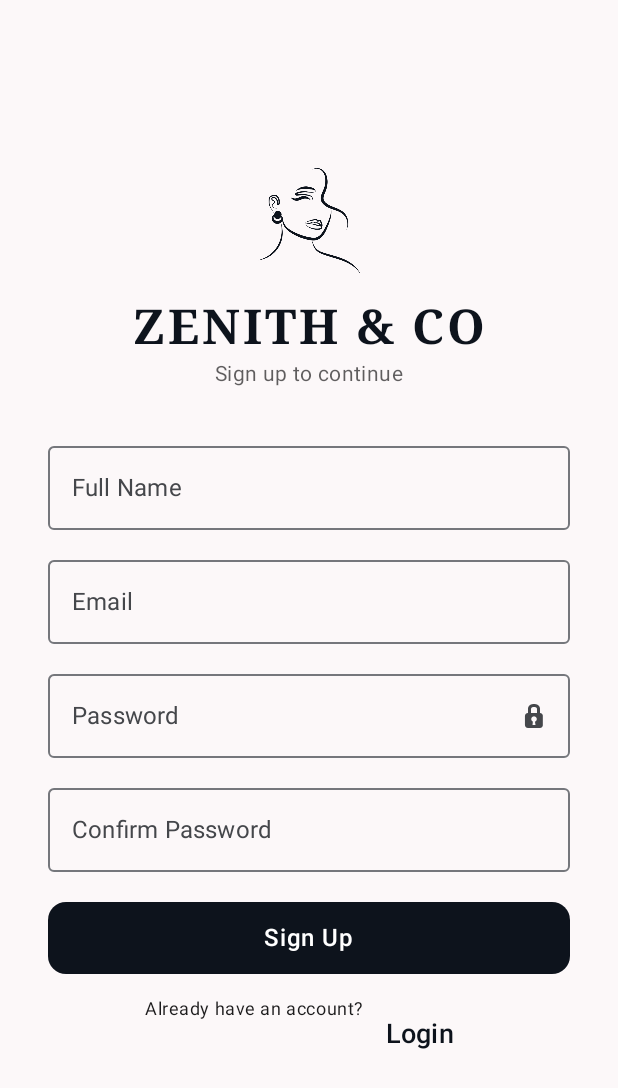
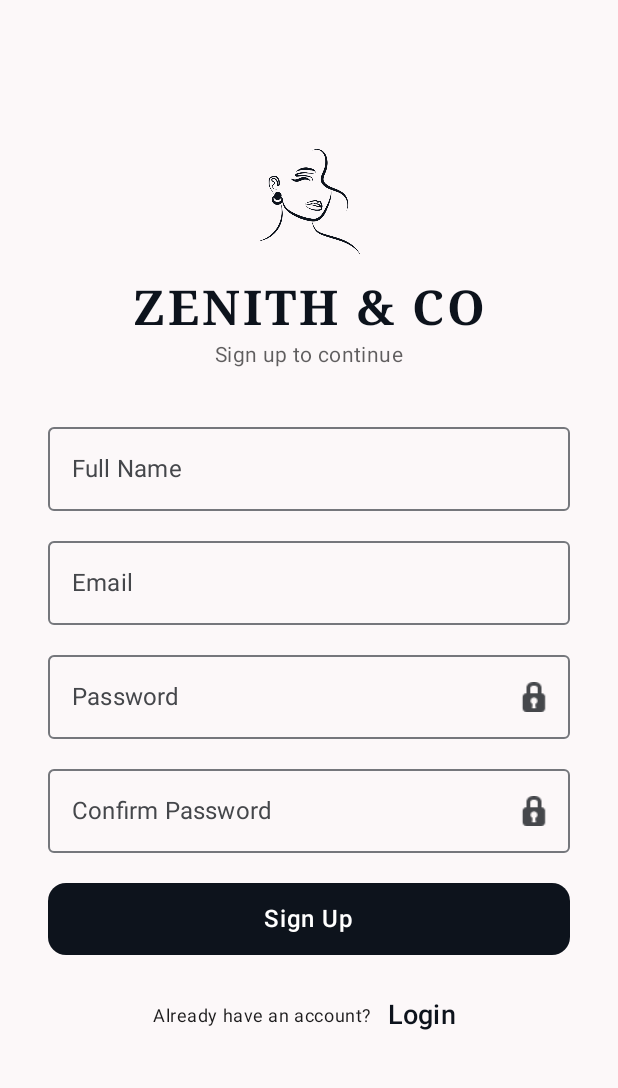
Before and after one commit to kdineth/zenithandco, an Android app built with Jetpack Compose: the composable RegisterScreen shown on its own in the app's theme, on a phone screen of 412 x 824 dp. Shown: the top 1088 px of the screen. Run offline under Robolectric (Android 15) with nearby library versions, the phone set to English and light mode, and no system bars.

Commit message:
Commit with the landscape register screen

```diff
--- a/app/src/main/java/com/example/zenithco/ui/screens/register_screen.kt
+++ b/app/src/main/java/com/example/zenithco/ui/screens/register_screen.kt
@@ -2,7 +2,9 @@ package com.example.zenithco.ui.screens
 
 import androidx.compose.foundation.Image
 import androidx.compose.foundation.layout.*
+import androidx.compose.foundation.rememberScrollState
 import androidx.compose.foundation.text.KeyboardOptions
+import androidx.compose.foundation.verticalScroll
 import androidx.compose.material3.*
 import androidx.compose.runtime.*
 import androidx.compose.ui.*
@@ -24,14 +26,23 @@ fun RegisterScreen(
             modifier = Modifier.fillMaxSize(),
             color = MaterialTheme.colorScheme.background
         ) {
+            val scrollState = rememberScrollState()
+
+            Box(
+                modifier = Modifier.fillMaxSize()
+            ) {
                 Column(
                     modifier = Modifier
+                        .fillMaxSize()
+                        .verticalScroll(scrollState)
                         .padding(horizontal = 32.dp)
-                    .fillMaxWidth()
-                    .fillMaxHeight(),
+                        .padding(vertical = 24.dp),
                     verticalArrangement = Arrangement.Center,
                     horizontalAlignment = Alignment.CenterHorizontally
                 ) {
+                    // Add top spacing for better centering
+                    Spacer(modifier = Modifier.weight(1f))
+
                     // LOGO
                     Image(
                         painter = painterResource(id = R.drawable.logo),
@@ -41,18 +52,22 @@ fun RegisterScreen(
                             .padding(bottom = 16.dp),
                         colorFilter = ColorFilter.tint(MaterialTheme.colorScheme.primary)
                     )
+
                     // App Name
                     Text(
                         text = "ZENITH & CO",
                         style = MaterialTheme.typography.displayLarge,
                         color = MaterialTheme.colorScheme.primary,
                     )
+
                     Spacer(modifier = Modifier.height(4.dp))
+
                     Text(
                         text = stringResource(R.string.sign_up_to_continue),
                         style = MaterialTheme.typography.bodyMedium,
                         modifier = Modifier.alpha(0.7f)
                     )
+
                     Spacer(modifier = Modifier.height(32.dp))
 
                     // Full Name
@@ -63,8 +78,11 @@ fun RegisterScreen(
                         label = { Text(stringResource(R.string.fullName)) },
                         placeholder = { Text(stringResource(R.string.enterFullName)) },
                         singleLine = true,
-                    modifier = Modifier.fillMaxWidth()
+                        modifier = Modifier
+                            .fillMaxWidth()
+                            .widthIn(max = 400.dp) // Limit width on tablets/landscape
                     )
+
                     Spacer(modifier = Modifier.height(12.dp))
 
                     // Email
@@ -76,8 +94,11 @@ fun RegisterScreen(
                         placeholder = { Text(stringResource(R.string.enterEmail)) },
                         singleLine = true,
                         keyboardOptions = KeyboardOptions(keyboardType = KeyboardType.Email),
-                    modifier = Modifier.fillMaxWidth()
+                        modifier = Modifier
+                            .fillMaxWidth()
+                            .widthIn(max = 400.dp) // Limit width on tablets/landscape
                     )
+
                     Spacer(modifier = Modifier.height(12.dp))
 
                     // Password
@@ -97,33 +118,55 @@ fun RegisterScreen(
                             IconButton(onClick = { passwordVisible = !passwordVisible }) {
                                 Icon(
                                     painter = icon,
-                                contentDescription = if (passwordVisible) "Hide password" else "Show password"
+                                    contentDescription = if (passwordVisible) "Hide password" else "Show password",
+                                    modifier = Modifier.size(20.dp)
                                 )
                             }
                         },
                         keyboardOptions = KeyboardOptions(keyboardType = KeyboardType.Password),
-                    modifier = Modifier.fillMaxWidth()
+                        modifier = Modifier
+                            .fillMaxWidth()
+                            .widthIn(max = 400.dp) // Limit width on tablets/landscape
                     )
+
                     Spacer(modifier = Modifier.height(12.dp))
 
                     // Confirm Password
                     var confirmPassword by remember { mutableStateOf("") }
+                    var confirmPasswordVisible by remember { mutableStateOf(false) }
                     OutlinedTextField(
                         value = confirmPassword,
                         onValueChange = { confirmPassword = it },
                         label = { Text(stringResource(R.string.confirmPassword)) },
                         placeholder = { Text(stringResource(R.string.confirmPassword)) },
                         singleLine = true,
-                    visualTransformation = if (passwordVisible) VisualTransformation.None else PasswordVisualTransformation(),
+                        visualTransformation = if (confirmPasswordVisible) VisualTransformation.None else PasswordVisualTransformation(),
+                        trailingIcon = {
+                            val icon = if (confirmPasswordVisible)
+                                painterResource(id = android.R.drawable.ic_menu_view)
+                            else painterResource(id = android.R.drawable.ic_secure)
+                            IconButton(onClick = { confirmPasswordVisible = !confirmPasswordVisible }) {
+                                Icon(
+                                    painter = icon,
+                                    contentDescription = if (confirmPasswordVisible) "Hide password" else "Show password",
+                                    modifier = Modifier.size(20.dp)
+                                )
+                            }
+                        },
                         keyboardOptions = KeyboardOptions(keyboardType = KeyboardType.Password),
-                    modifier = Modifier.fillMaxWidth()
+                        modifier = Modifier
+                            .fillMaxWidth()
+                            .widthIn(max = 400.dp) // Limit width on tablets/landscape
                     )
+
                     Spacer(modifier = Modifier.height(20.dp))
 
+                    // Register Button
                     Button(
                         onClick = { onRegister() },
                         modifier = Modifier
                             .fillMaxWidth()
+                            .widthIn(max = 400.dp) // Limit width on tablets/landscape
                             .height(48.dp),
                         shape = MaterialTheme.shapes.medium,
                     ) {
@@ -132,18 +175,24 @@ fun RegisterScreen(
                             style = MaterialTheme.typography.titleLarge
                         )
                     }
+
                     Spacer(modifier = Modifier.height(16.dp))
 
+                    // Login Section
                     Row(
                         horizontalArrangement = Arrangement.Center,
+                        verticalAlignment = Alignment.CenterVertically,
                         modifier = Modifier.fillMaxWidth()
                     ) {
                         Text(
                             text = "Already have an account?",
                             style = MaterialTheme.typography.bodySmall
                         )
-                    Spacer(modifier = Modifier.width(2.dp))
-                    TextButton(onClick = onNavigateToLogin) {
+                        Spacer(modifier = Modifier.width(4.dp))
+                        TextButton(
+                            onClick = onNavigateToLogin,
+                            contentPadding = PaddingValues(horizontal = 4.dp)
+                        ) {
                             Text(
                                 text = stringResource(R.string.login),
                                 style = MaterialTheme.typography.labelLarge,
@@ -151,7 +200,14 @@ fun RegisterScreen(
                             )
                         }
                     }
+
+                    // Added bottom spacing for better centering
+                    Spacer(modifier = Modifier.weight(1f))
+
+                    // Added extra padding at bottom for landscape mode
+                    Spacer(modifier = Modifier.height(24.dp))
                 }
             }
         }
     }
+}
```
Lines whose indentation alone changed are shown as unchanged.
